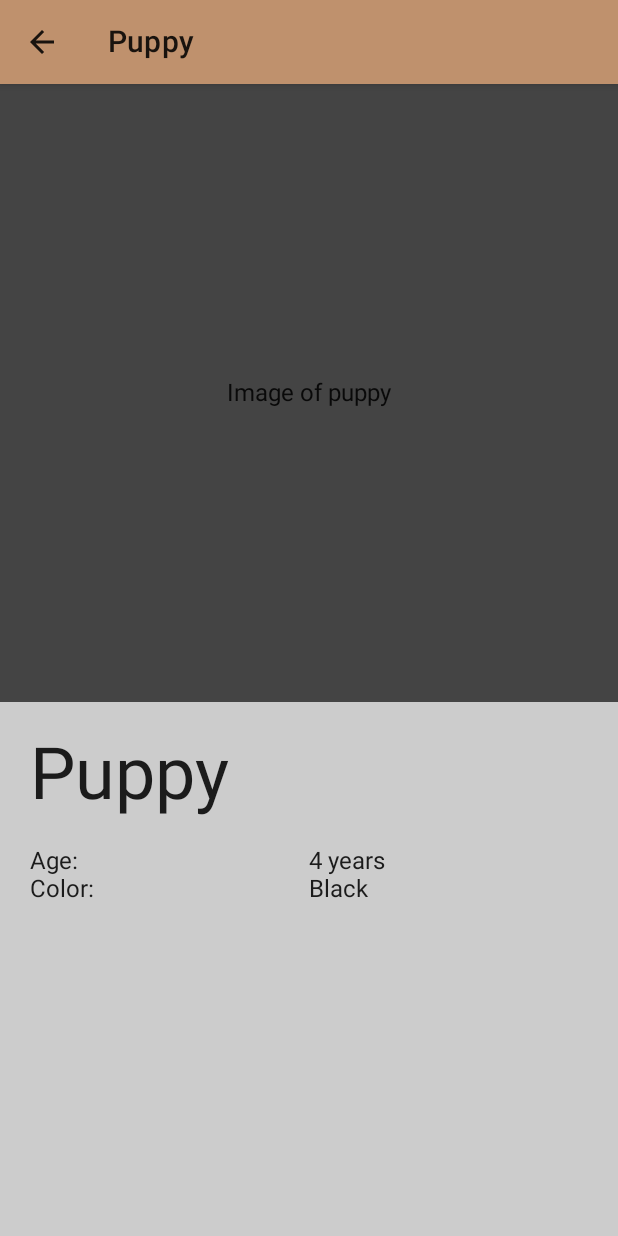
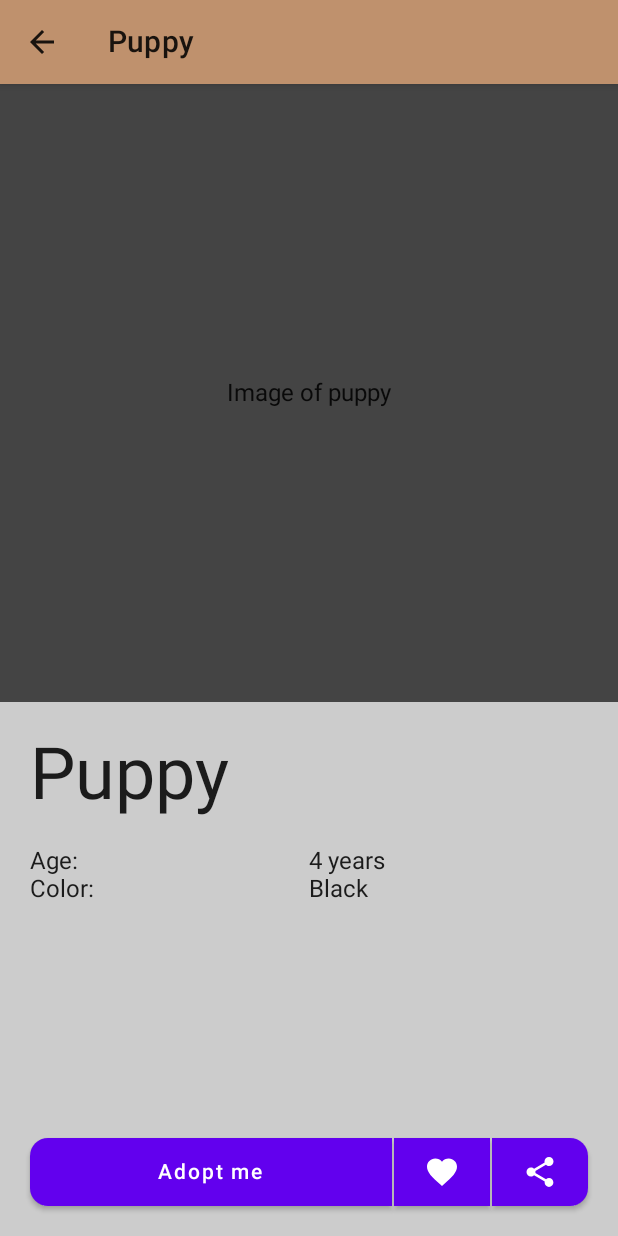
Before and after one commit to peterfortuin/AndroidDevChallenge-Week1, an Android app built with Jetpack Compose: the @Preview function PuppyDetailsScreenLightPreview, on a phone screen of 412 x 824 dp. Run offline under Robolectric (Android 15) with nearby library versions, the phone set to English and light mode, and no system bars; libraries missing offline, so code that uses them is left out: dev.chrisbanes.accompanist.

Commit message:
Buttons for adoption, favorites and sharing

```diff
--- a/app/src/main/java/com/example/androiddevchallenge/ui/PuppyDetailsScreen.kt
+++ b/app/src/main/java/com/example/androiddevchallenge/ui/PuppyDetailsScreen.kt
@@ -15,13 +15,18 @@
  */
 package com.example.androiddevchallenge.ui
 
+import android.widget.Toast
 import androidx.compose.foundation.background
 import androidx.compose.foundation.layout.Box
 import androidx.compose.foundation.layout.Column
 import androidx.compose.foundation.layout.Row
+import androidx.compose.foundation.layout.Spacer
 import androidx.compose.foundation.layout.fillMaxWidth
+import androidx.compose.foundation.layout.height
 import androidx.compose.foundation.layout.padding
 import androidx.compose.foundation.layout.size
+import androidx.compose.foundation.shape.RoundedCornerShape
+import androidx.compose.material.Button
 import androidx.compose.material.Icon
 import androidx.compose.material.IconButton
 import androidx.compose.material.MaterialTheme
@@ -30,11 +35,14 @@ import androidx.compose.material.Text
 import androidx.compose.material.TopAppBar
 import androidx.compose.material.icons.Icons
 import androidx.compose.material.icons.filled.ArrowBack
+import androidx.compose.material.icons.filled.Favorite
+import androidx.compose.material.icons.filled.Share
 import androidx.compose.runtime.Composable
 import androidx.compose.ui.Alignment
 import androidx.compose.ui.Modifier
 import androidx.compose.ui.graphics.Color
 import androidx.compose.ui.platform.LocalConfiguration
+import androidx.compose.ui.platform.LocalContext
 import androidx.compose.ui.tooling.preview.Preview
 import androidx.compose.ui.unit.dp
 import com.example.androiddevchallenge.model.Puppy
@@ -82,7 +90,11 @@ fun PuppyDetailsScreen(puppy: Puppy, navigateBack: () -> Unit) {
                 style = MaterialTheme.typography.h3
             )
 
-            Row(modifier = Modifier.fillMaxWidth().padding(20.dp)) {
+            Row(
+                modifier = Modifier
+                    .fillMaxWidth()
+                    .padding(20.dp)
+            ) {
                 Column(modifier = Modifier.fillMaxWidth(0.5f)) {
                     Text(text = "Age:")
                     Text(text = "Color:")
@@ -92,11 +104,51 @@ fun PuppyDetailsScreen(puppy: Puppy, navigateBack: () -> Unit) {
                     Text(text = puppy.color)
                 }
             }
+
+            Spacer(modifier = Modifier.weight(1f))
+
+            Row(
+                modifier = Modifier
+                    .fillMaxWidth()
+                    .padding(20.dp)
+            ) {
+                val context = LocalContext.current
+                Button(
+                    onClick = {
+                        Toast.makeText(context, "You adopted ${puppy.name}!", Toast.LENGTH_SHORT).show()
+                    },
+                    shape = RoundedCornerShape(12.dp, 0.dp, 0.dp, 12.dp),
+                    modifier = Modifier
+                        .height(45.dp)
+                        .weight(1f)
+                        .padding(end = 1.dp)
+                ) {
+                    Text("Adopt me")
+                }
+                Button(
+                    onClick = {},
+                    shape = RoundedCornerShape(0.dp, 0.dp, 0.dp, 0.dp),
+                    modifier = Modifier
+                        .height(45.dp)
+                        .padding(end = 1.dp)
+                ) {
+                    Icon(Icons.Filled.Favorite, "Favorite")
+                }
+                Button(
+                    onClick = {
+                        Toast.makeText(context, "Sharing ${puppy.name}!", Toast.LENGTH_SHORT).show()
+                    },
+                    shape = RoundedCornerShape(0.dp, 12.dp, 12.dp, 0.dp),
+                    modifier = Modifier.height(45.dp)
+                ) {
+                    Icon(Icons.Filled.Share, "Sharing")
+                }
+            }
         }
     }
 }
 
-@Preview("Light Theme", widthDp = 360, heightDp = 640)
+@Preview("Light Theme", widthDp = 360, heightDp = 750)
 @Composable
 fun PuppyDetailsScreenLightPreview() {
     MyTheme {
@@ -104,7 +156,7 @@ fun PuppyDetailsScreenLightPreview() {
     }
 }
 
-@Preview("Dark Theme", widthDp = 360, heightDp = 640)
+@Preview("Dark Theme", widthDp = 360, heightDp = 750)
 @Composable
 fun PuppyDetailsScreenDarkPreview() {
     MyTheme(darkTheme = true) {
--- a/app/src/main/java/com/example/androiddevchallenge/ui/theme/Shape.kt
+++ b/app/src/main/java/com/example/androiddevchallenge/ui/theme/Shape.kt
@@ -20,7 +20,7 @@ import androidx.compose.material.Shapes
 import androidx.compose.ui.unit.dp
 
 val shapes = Shapes(
-    small = RoundedCornerShape(4.dp),
+    small = RoundedCornerShape(12.dp),
     medium = RoundedCornerShape(12.dp),
     large = RoundedCornerShape(0.dp)
 )
```
